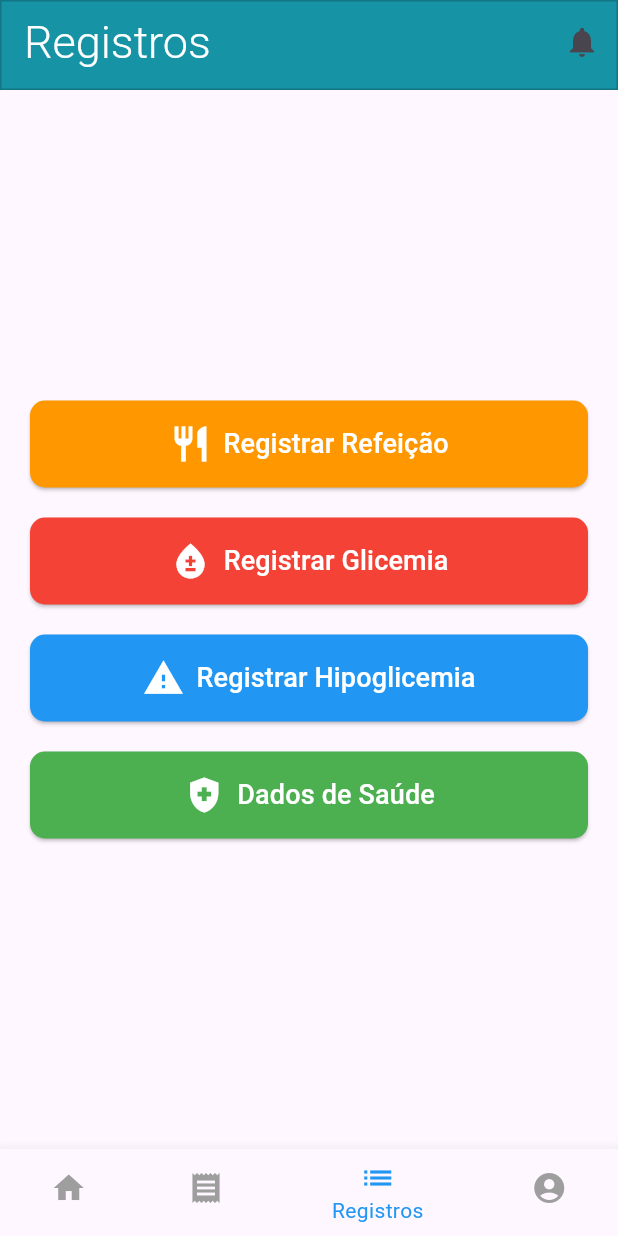
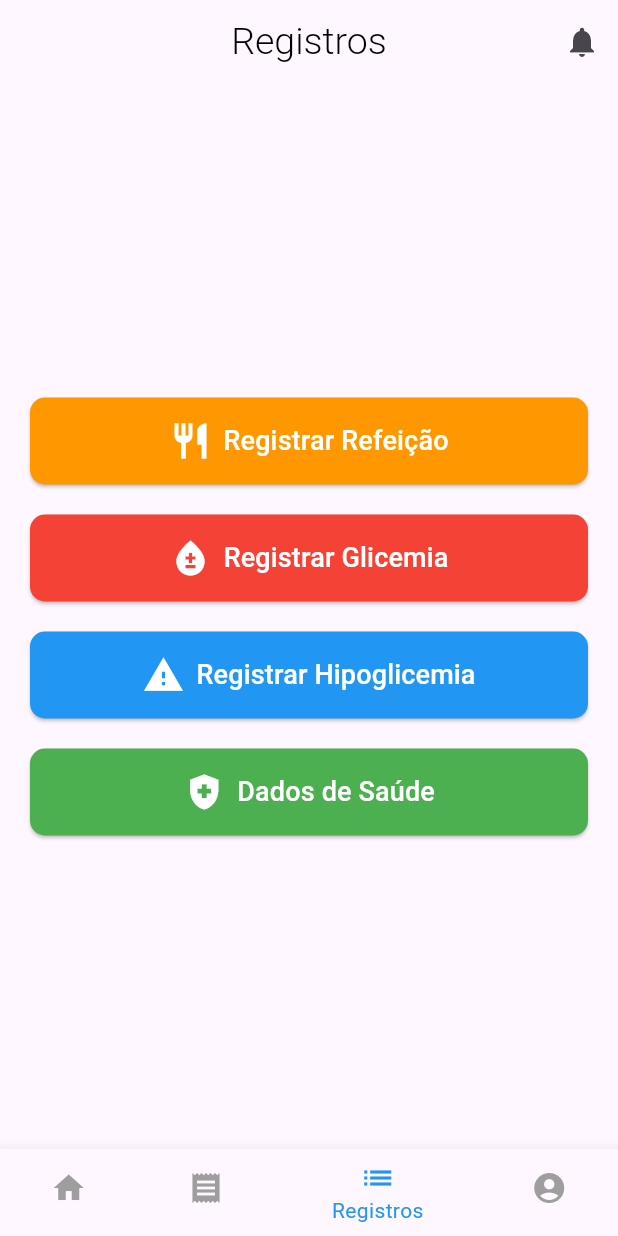
Before and after one commit to AugustoH22/glicometrics, a Flutter app: the screen it shows after launch, item 3 of the bottom bar chosen, after a tap on the "notifications" icon, on a phone screen of 412 x 824 dp. Run offline on Flutter 3.47's test engine with Material 3 defaults, Android fonts, the phone set to English and light mode, and no system bars; our stand-ins replace charts_flutter; Roboto replaces fonts that are missing (Lemonada).

Commit message:
Atualização

```diff
--- a/lib/main.dart
+++ b/lib/main.dart
@@ -16,7 +16,7 @@ class GlicoMetricsApp extends StatelessWidget {
     return MaterialApp(
       title: 'GlicoMetrics',
       theme: ThemeData(
-        primarySwatch: Colors.blue,
+        primarySwatch: Colors.red,
       ),
       home: const MainScreen(),
     );
--- a/lib/tela_conta/tela_conta.dart
+++ b/lib/tela_conta/tela_conta.dart
@@ -4,7 +4,6 @@ class ContaScreen extends StatefulWidget {
   const ContaScreen({super.key});
 
   @override
-  // ignore: library_private_types_in_public_api
   _ContaScreenState createState() => _ContaScreenState();
 }
 
@@ -20,25 +19,35 @@ class _ContaScreenState extends State<ContaScreen>
   Widget build(BuildContext context) {
     super.build(context);
     return Scaffold(
-      appBar: PreferredSize(
-  preferredSize: const Size.fromHeight(150.0), // Define a altura do AppBar
-  child: AppBar(
-    backgroundColor: const Color(0xFF1693A5),
-    title: Row(
+      body: Column(
+        children: [
+          Container(
+            height: 200,
+            decoration: BoxDecoration(
+              color: Colors.grey.withOpacity(0.1),
+              border: const Border(
+                bottom: BorderSide(color: Colors.grey), // Borda cinza clara
+              ),
+            ),
+            child: Padding(
+              padding: const EdgeInsets.only(left: 25.0, top: 45.0),
+              child: Row(
                 children: [
                   const CircleAvatar(
-          radius: 20,
-          backgroundImage: AssetImage('assets/images/perfil.jpg'), // Substitua pelo caminho da imagem
+                    radius: 40,
+                    backgroundImage: AssetImage(
+                        'assets/images/perfil.jpg'), // Substitua pelo caminho da imagem
                   ),
-        const SizedBox(width: 10), // Espaçamento entre o avatar e o texto
+                  const SizedBox(
+                      width: 10), // Espaçamento entre o avatar e o texto
                   Expanded(
                     child: Align(
-            alignment: Alignment.centerLeft, // Centraliza o conteúdo verticalmente à esquerda
+                      alignment: Alignment.centerLeft,
                       child: Text(
                         'Olá, $nomeUsuario',
                         style: const TextStyle(
-                fontSize: 24, // Tamanho do texto
-                color: Colors.white,
+                          fontSize: 28,
+                          color: Colors.black,
                         ),
                       ),
                     ),
@@ -47,10 +56,10 @@ class _ContaScreenState extends State<ContaScreen>
               ),
             ),
           ),
-
-      body: ListView(
+          Expanded(
+            child: ListView(
+              padding: EdgeInsets.zero, // Remove o padding padrão do ListView
               children: [
-          // Reutilizamos o mesmo estilo para todos os ListTile
                 _buildListItem(
                   icon: Icons.person,
                   text: 'Meu Perfil',
@@ -102,6 +111,9 @@ class _ContaScreenState extends State<ContaScreen>
                 ),
               ],
             ),
+          ),
+        ],
+      ),
     );
   }
 
@@ -111,10 +123,10 @@ class _ContaScreenState extends State<ContaScreen>
       required String text,
       required VoidCallback onTap}) {
     return Container(
-      margin: const EdgeInsets.symmetric(vertical: 4.0, horizontal: 8.0),
-      decoration: BoxDecoration(
-        border: Border.all(color: Colors.grey[300]!), // Borda cinza clara
-        borderRadius: BorderRadius.circular(8.0),
+      decoration: const BoxDecoration(
+        border: Border(
+          bottom: BorderSide(color: Colors.grey), // Borda cinza clara
+        ),
       ),
       child: ListTile(
         leading: Icon(icon),
--- a/lib/tela_registros/refeicao/tela_registros_refeicao.dart
+++ b/lib/tela_registros/refeicao/tela_registros_refeicao.dart
@@ -11,6 +11,7 @@ class RefeicaoScreen extends StatefulWidget {
   const RefeicaoScreen({super.key, this.selectedDate, this.selectedTime, this.selectedOption});
 
   @override
+  // ignore: library_private_types_in_public_api
   _RefeicaoScreenState createState() => _RefeicaoScreenState();
 }
 
--- a/lib/tela_registros/refeicao/tela_registros_refeicao_busca_alimentos.dart
+++ b/lib/tela_registros/refeicao/tela_registros_refeicao_busca_alimentos.dart
@@ -11,8 +11,8 @@ class BuscaAlimentoScreen extends StatefulWidget {
   final bool? isNoGlicemia;
   final String? selectedMeal;
 
-  BuscaAlimentoScreen(
-      {this.selectedOption,
+  const BuscaAlimentoScreen(
+      {super.key, this.selectedOption,
       this.selectedDate,
       this.selectedTime,
       this.glicemiaValue,
@@ -20,6 +20,7 @@ class BuscaAlimentoScreen extends StatefulWidget {
       this.selectedMeal});
 
   @override
+  // ignore: library_private_types_in_public_api
   _BuscaAlimentoScreenState createState() => _BuscaAlimentoScreenState();
 }
 
--- a/lib/tela_registros/tela_registros.dart
+++ b/lib/tela_registros/tela_registros.dart
@@ -9,10 +9,12 @@ class RegistrosScreen extends StatefulWidget {
   const RegistrosScreen({super.key});
 
   @override
+  // ignore: library_private_types_in_public_api
   _RegistrosScreenState createState() => _RegistrosScreenState();
 }
 
-class _RegistrosScreenState extends State<RegistrosScreen> with AutomaticKeepAliveClientMixin {
+class _RegistrosScreenState extends State<RegistrosScreen>
+    with AutomaticKeepAliveClientMixin {
   @override
   bool get wantKeepAlive => true;
 
@@ -20,55 +22,45 @@ class _RegistrosScreenState extends State<RegistrosScreen> with AutomaticKeepAli
   Widget build(BuildContext context) {
     super.build(context);
     return Scaffold(
-      appBar: PreferredSize(
-        preferredSize: const Size.fromHeight(60.0), // Define a altura do AppBar
-        child: AppBar(
+      appBar: AppBar(
+        centerTitle: true,
         title: const Text(
           'Registros',
           style: TextStyle(
-              color: Colors.white,
-              fontSize: 30,
+            color: Colors.black,
+            fontSize: 25,
             fontFamily: 'Lemonada',
             fontWeight: FontWeight.w300,
-              height: 0,
           ),
-          ),
-          backgroundColor: Colors.transparent, // Cor de fundo transparente
-          elevation: 0, // Sem sombra
-          flexibleSpace: Container(
-            decoration: ShapeDecoration(
-              color: const Color(0xFF1693A5),
-              shape: RoundedRectangleBorder(
-                side: BorderSide(
-                  width: 1,
-                  color: Colors.black.withOpacity(0.2),
-                ),
-              ),
-            ),
-          ),
+        ),// Sem sombra
         actions: [
           IconButton(
-              icon: const Icon(Icons.notifications),
+            icon: Icon(Icons.notifications),
             onPressed: () {
               // Ação para notificações
             },
           ),
         ],
       ),
-      ),
       body: Padding(
         padding: const EdgeInsets.all(20.0),
         child: Column(
-          mainAxisAlignment: MainAxisAlignment.center, // Centraliza verticalmente os botões
-          crossAxisAlignment: CrossAxisAlignment.stretch, // Garante que todos os botões tenham o mesmo tamanho na largura
+          mainAxisAlignment:
+              MainAxisAlignment.center, // Centraliza verticalmente os botões
+          crossAxisAlignment: CrossAxisAlignment
+              .stretch, // Garante que todos os botões tenham o mesmo tamanho na largura
           children: [
-            _buildButton('Registrar Refeição', Icons.restaurant, Colors.orange, context, RefeicaoScreen()),
+            _buildButton('Registrar Refeição', Icons.restaurant, Colors.orange,
+                context, const RefeicaoScreen()),
             const SizedBox(height: 20), // Espaço entre os botões
-            _buildButton('Registrar Glicemia', Icons.bloodtype, Colors.red, context, GlicemiaScreen()),
+            _buildButton('Registrar Glicemia', Icons.bloodtype, Colors.red,
+                context, const GlicemiaScreen()),
             const SizedBox(height: 20), // Espaço entre os botões
-            _buildButton('Registrar Hipoglicemia', Icons.warning, Colors.blue, context, HipoglicemiaScreen()),
+            _buildButton('Registrar Hipoglicemia', Icons.warning, Colors.blue,
+                context, const HipoglicemiaScreen()),
             const SizedBox(height: 20), // Espaço entre os botões
-            _buildButton('Dados de Saúde', Icons.health_and_safety, Colors.green, context, SaudeScreen()),
+            _buildButton('Dados de Saúde', Icons.health_and_safety,
+                Colors.green, context, const SaudeScreen()),
           ],
         ),
       ),
@@ -76,10 +68,12 @@ class _RegistrosScreenState extends State<RegistrosScreen> with AutomaticKeepAli
   }
 
   // Função para criar botões de registro com navegação
-  Widget _buildButton(String text, IconData icon, Color color, BuildContext context, Widget destinationScreen) {
+  Widget _buildButton(String text, IconData icon, Color color,
+      BuildContext context, Widget destinationScreen) {
     return ElevatedButton.icon(
       style: ElevatedButton.styleFrom(
-        padding: const EdgeInsets.symmetric(vertical: 15.0), backgroundColor: color, // Cor do botão
+        padding: const EdgeInsets.symmetric(vertical: 15.0),
+        backgroundColor: color, // Cor do botão
         shape: RoundedRectangleBorder(
           borderRadius: BorderRadius.circular(10.0), // Bordas arredondadas
         ),
--- a/lib/tela_registros/tela_registros_hipoglicemia.dart
+++ b/lib/tela_registros/tela_registros_hipoglicemia.dart
@@ -1,6 +1,8 @@
 import 'package:flutter/material.dart';
 
 class HipoglicemiaScreen extends StatelessWidget {
+  const HipoglicemiaScreen({super.key});
+
   @override
   Widget build(BuildContext context) {
     return Scaffold(
--- a/lib/tela_registros/tela_registros_saude.dart
+++ b/lib/tela_registros/tela_registros_saude.dart
@@ -1,6 +1,8 @@
 import 'package:flutter/material.dart';
 
 class SaudeScreen extends StatelessWidget {
+  const SaudeScreen({super.key});
+
   @override
   Widget build(BuildContext context) {
     return Scaffold(
```
Also changed, not shown: lib/Registros/tela_registros.dart (+5 -4 lines), lib/tela_registros/refeicao/tela_registros_refeicao_informacao.dart (+7 -6 lines), lib/tela_registros/refeicao/tela_registros_refeicao_revisa_alimentos.dart (+6 -5 lines). Lines whose indentation alone changed are shown as unchanged.
